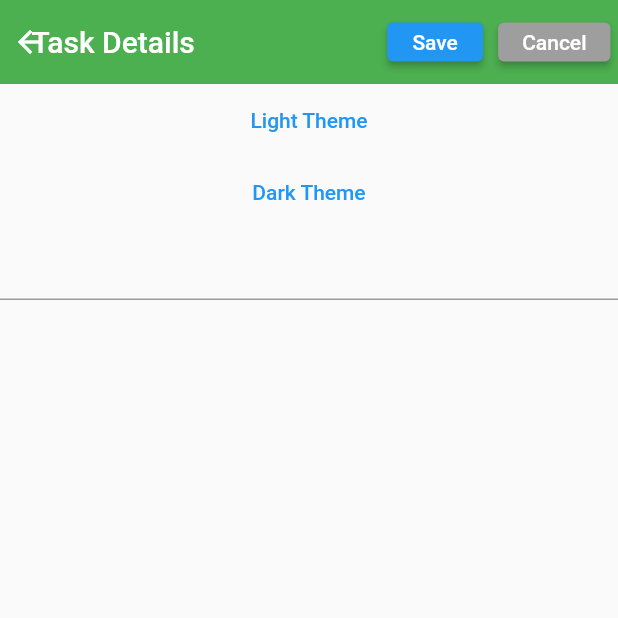
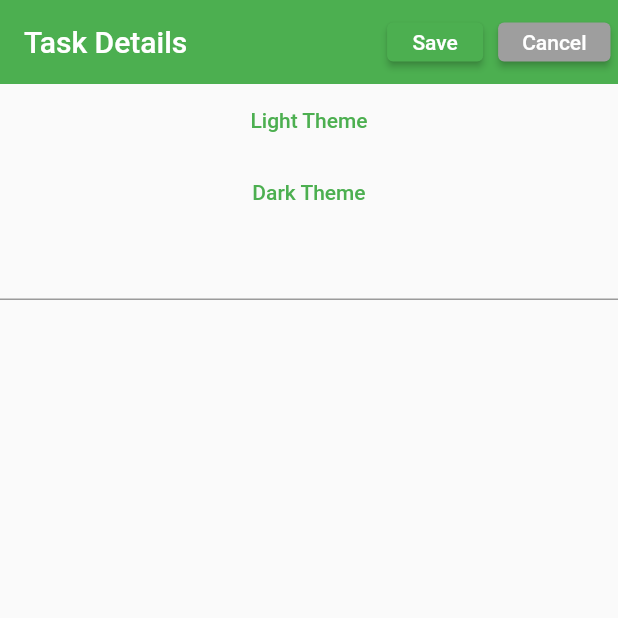
Before and after one commit to OmarIT555/NextStepPlanningApp, a Flutter app: the TaskDetails screen opened directly, on a phone screen of 412 x 824 dp, the top half of it. Run offline on Flutter 3.47's test engine with Material 2 defaults, Android fonts, the phone set to English and light mode, and no system bars.

Commit message:
Fixed button color and overlapping backbutton on taskDetails screen

```diff
--- a/lib/task_details_screen.dart
+++ b/lib/task_details_screen.dart
@@ -8,6 +8,7 @@ import 'theme.dart';
 class TaskDetails extends StatelessWidget {
   final _textController = TextEditingController();
   String taskName;
+
   @override
   Widget build(BuildContext context) {
     ThemeChanger _themeChanger = Provider.of<ThemeChanger>(context);
@@ -15,6 +16,7 @@ class TaskDetails extends StatelessWidget {
         appBar: AppBar(
             elevation: 0,
             leadingWidth: 5,
+            automaticallyImplyLeading: false,
             title: Text(
               "Task Details",
               style: TextStyle(),
@@ -24,6 +26,9 @@ class TaskDetails extends StatelessWidget {
                 margin: const EdgeInsets.only(
                     top: 15.0, bottom: 15.0, right: 5.0, left: 5.0),
                 child: ElevatedButton(
+                  style: ElevatedButton.styleFrom(
+                    primary: Colors.green,
+                  ),
                   child: Text("Save"),
                   onPressed: () {
                     addTask(context);
@@ -45,30 +50,36 @@ class TaskDetails extends StatelessWidget {
               ),
             ]),
         body: Center(
-
-
           child: Column(
             children: <Widget>[
               TextButton(
+                  style: TextButton.styleFrom(
+                    primary: Colors.green,
+                  ),
                   child: Text('Light Theme'),
-                 onPressed: () => _themeChanger.setTheme(ThemeData.light().copyWith(
+                  onPressed: () =>
+                      _themeChanger.setTheme(ThemeData.light().copyWith(
                         accentColor: Colors.green,
                         primaryColor: Colors.green,
                       ))),
               TextButton(
+                  style: TextButton.styleFrom(
+                    primary: Colors.green,
+                  ),
                   child: Text('Dark Theme'),
-                 onPressed: () => _themeChanger.setTheme(ThemeData.dark().copyWith(
+                  onPressed: () => _themeChanger.setTheme(ThemeData.dark()
+                      .copyWith(
                           accentColor: Colors.green,
                           primaryColor: Colors.green))),
               TextField(
-               onChanged: (name){
+                onChanged: (name) {
                   taskName = name;
                 },
-               controller: _textController,)
+                controller: _textController,
+              )
             ],
           ),
-    )
-    );
+        ));
     //),
     //);
   }
@@ -77,6 +88,6 @@ class TaskDetails extends StatelessWidget {
   void addTask(BuildContext context) {
     // Navigator.pop(context);
     Navigator.of(context).push(MaterialPageRoute(
-        builder: (context) => MyHomePage(taskName : taskName)));
+        builder: (context) => MyHomePage(taskName: taskName)));
   }
 }
```
Lines whose indentation alone changed are shown as unchanged.
